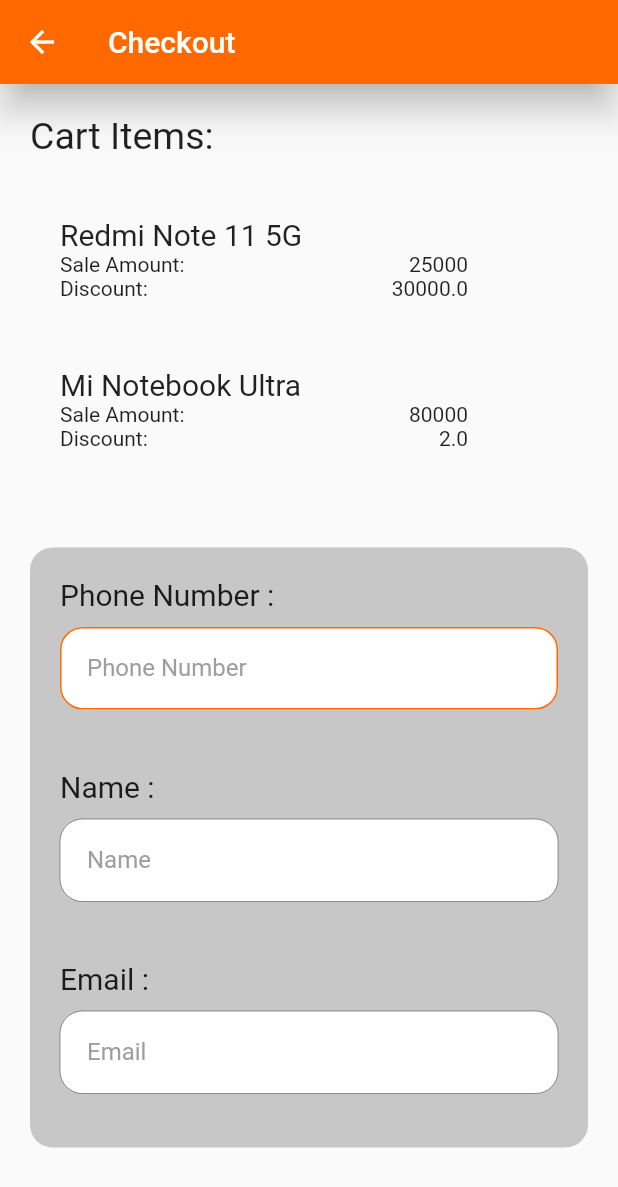
After one commit to ArmanNawaz/MiCrators-MI-Billing-App, a Flutter app: the NewPayment screen opened directly, after a tap on "Checkout : Rs.20000/-", on a phone screen of 412 x 824 dp. The commit adds this screen. Shown: the top 1187 px of the screen. Run offline on Flutter 3.47's test engine with Material 2 defaults, Android fonts, the phone set to English and light mode, and no system bars.

Commit message:
Screens completed

```diff
--- /dev/null
+++ b/lib/screens/checkout.dart
@@ -0,0 +1,16 @@
+import 'package:flutter/material.dart';
+import 'package:mi_crators/constants.dart';
+import 'package:mi_crators/screens/components/checkout_pc.dart';
+import 'package:mi_crators/screens/components/checkout_phone.dart';
+
+class Checkout extends StatelessWidget {
+  const Checkout({Key? key}) : super(key: key);
+
+  @override
+  Widget build(BuildContext context) {
+    Size size = MediaQuery.of(context).size;
+    return Scaffold(
+        appBar: createAppBar(title: "Checkout", backButton: true),
+        body: size.width >= 900 ? const CheckoutPC() : const CheckoutPhone());
+  }
+}
--- /dev/null
+++ b/lib/screens/components/checkout_phone.dart
@@ -0,0 +1,224 @@
+// ignore_for_file: must_be_immutable
+
+import 'package:flutter/material.dart';
+import 'package:mi_crators/constants.dart';
+import 'package:mi_crators/screens/components/checkout_pc.dart';
+
+class CheckoutPhone extends StatelessWidget {
+  const CheckoutPhone({Key? key}) : super(key: key);
+
+  @override
+  Widget build(BuildContext context) {
+    Size size = MediaQuery.of(context).size;
+    return SizedBox(
+      height: size.height,
+      child: ListView(
+        children: [
+          Padding(
+            padding: const EdgeInsets.symmetric(vertical: 20.0, horizontal: 20),
+            child: Column(
+              crossAxisAlignment: CrossAxisAlignment.start,
+              children: [
+                const Text("Cart Items: ", style: TextStyle(fontSize: 25)),
+                Padding(
+                  padding: const EdgeInsets.only(top: 20.0),
+                  child: Container(
+                    // height: 20,
+                    width: size.width - 100,
+                    decoration: BoxDecoration(
+                      // color: const Color(0xffc7c7c7),
+                      borderRadius: BorderRadius.circular(15),
+                    ),
+                    child: Column(
+                      children: [
+                        ItemCard(
+                          itemName: "Redmi Note 11 5G",
+                          saleAmount: 25000,
+                          discount: 30000,
+                        ),
+                        ItemCard(
+                          itemName: "Mi Notebook Ultra",
+                          saleAmount: 80000,
+                          discount: 2,
+                        ),
+                      ],
+                    ),
+                  ),
+                ),
+              ],
+            ),
+          ),
+          Padding(
+            padding: const EdgeInsets.all(20),
+            child: Container(
+              height: 400,
+              decoration: BoxDecoration(
+                color: const Color(0xffc7c7c7),
+                borderRadius: BorderRadius.circular(15),
+              ),
+              child: Column(
+                crossAxisAlignment: CrossAxisAlignment.start,
+                children: [
+                  CustomerCard(
+                    title: "Phone Number",
+                    keyboardType: TextInputType.phone,
+                    enableFields: true,
+                  ),
+                  CustomerCard(
+                    title: "Name",
+                    keyboardType: TextInputType.text,
+                    enableFields: verified,
+                  ),
+                  CustomerCard(
+                    title: "Email",
+                    keyboardType: TextInputType.emailAddress,
+                    enableFields: verified,
+                  ),
+                ],
+              ),
+            ),
+          ),
+          Padding(
+            padding: const EdgeInsets.only(
+                top: 50.0, left: 30, right: 50, bottom: 20),
+            child: Container(
+              decoration: BoxDecoration(
+                color: const Color(0xfff2eeeb),
+                borderRadius: BorderRadius.circular(15),
+              ),
+              child: Column(
+                crossAxisAlignment: CrossAxisAlignment.center,
+                children: [
+                  const Padding(
+                    padding: EdgeInsets.all(20.0),
+                    child: Text(
+                      "Select Payment Method",
+                      style: TextStyle(fontSize: 20),
+                    ),
+                  ),
+                  Column(
+                    crossAxisAlignment: CrossAxisAlignment.center,
+                    mainAxisAlignment: MainAxisAlignment.spaceEvenly,
+                    children: [
+                      CreatePaymentButtons(title: "Cash"),
+                      CreatePaymentButtons(title: "UPI"),
+                      CreatePaymentButtons(title: "Card")
+                    ],
+                  )
+                ],
+              ),
+            ),
+          ),
+          Padding(
+            padding: const EdgeInsets.all(20.0),
+            child: SizedBox(
+              width: size.width / 2,
+              height: 45,
+              child: ElevatedButton(
+                onPressed: () {},
+                style: ElevatedButton.styleFrom(
+                  backgroundColor: primaryColor,
+                  foregroundColor: Colors.black,
+                  elevation: 20.0,
+                  shadowColor: Colors.black,
+                  shape: RoundedRectangleBorder(
+                    borderRadius: BorderRadius.circular(15),
+                  ),
+                  side: const BorderSide(
+                    color: Colors.black,
+                    width: 0.6,
+                  ),
+                ),
+                child: const Text(
+                  "Confirm Payment",
+                  style: TextStyle(color: Colors.white, fontSize: 20),
+                ),
+              ),
+            ),
+          ),
+        ],
+      ),
+    );
+  }
+}
+
+class CustomerCard extends StatelessWidget {
+  CustomerCard({Key? key, this.title, this.keyboardType, this.enableFields})
+      : super(key: key);
+  String? title;
+  TextInputType? keyboardType;
+  bool? enableFields;
+
+  @override
+  Widget build(BuildContext context) {
+    return Padding(
+      padding: const EdgeInsets.all(20),
+      child: Column(
+        crossAxisAlignment: CrossAxisAlignment.start,
+        mainAxisAlignment: MainAxisAlignment.spaceBetween,
+        children: [
+          Text("$title :  ", style: const TextStyle(fontSize: 20)),
+          const SizedBox(height: 10),
+          SizedBox(
+            // width: max(size.width - 250, 200),
+            child: TextField(
+              onChanged: (value) {},
+              keyboardType: keyboardType,
+              enabled: enableFields,
+              decoration: InputDecoration(
+                enabledBorder: OutlineInputBorder(
+                    borderSide: BorderSide(color: primaryColor),
+                    borderRadius: BorderRadius.circular(15)),
+                focusedBorder: const OutlineInputBorder(
+                    borderSide: BorderSide(color: Colors.blue)),
+                labelText: title!,
+                labelStyle: const TextStyle(color: Colors.grey),
+                hintText: 'Enter $title',
+                hintStyle: const TextStyle(color: Colors.grey),
+              ),
+            ),
+          ),
+        ],
+      ),
+    );
+  }
+}
+
+class CreatePaymentButtons extends StatelessWidget {
+  CreatePaymentButtons({Key? key, this.title}) : super(key: key);
+  String? title;
+
+  @override
+  Widget build(BuildContext context) {
+    return Padding(
+      padding:
+          const EdgeInsets.only(top: 20.0, left: 10, right: 10, bottom: 20),
+      child: ElevatedButton(
+        onPressed: () {},
+        style: ElevatedButton.styleFrom(
+          backgroundColor: Colors.white,
+          foregroundColor: Colors.black,
+          elevation: 10.0,
+          shadowColor: Colors.black,
+          shape: RoundedRectangleBorder(
+            borderRadius: BorderRadius.circular(15),
+          ),
+          side: const BorderSide(
+            color: Colors.black,
+            width: 0.6,
+          ),
+        ),
+        child: SizedBox(
+          width: 100,
+          height: 100,
+          child: Center(
+            child: Text(
+              title!,
+              style: const TextStyle(fontSize: 20),
+            ),
+          ),
+        ),
+      ),
+    );
+  }
+}
--- a/lib/screens/components/dashboard_pc.dart
+++ b/lib/screens/components/dashboard_pc.dart
@@ -70,7 +70,7 @@
                           Navigator.push(
                               context,
                               MaterialPageRoute(
-                                  builder: (context) => NewPayment()));
+                                  builder: (context) => const NewPayment()));
                         },
                         style: ElevatedButton.styleFrom(
                           backgroundColor: primaryColor,
--- a/lib/screens/components/new_payment_pc.dart
+++ b/lib/screens/components/new_payment_pc.dart
@@ -1,9 +1,8 @@
 import 'dart:math';
 
 import 'package:flutter/material.dart';
-
-import '../../constants.dart';
-import '../new_payment.dart';
+import 'package:mi_crators/constants.dart';
+import 'package:mi_crators/screens/new_payment.dart';
 
 class NewPaymentPc extends StatelessWidget {
   const NewPaymentPc({Key? key}) : super(key: key);
@@ -136,7 +135,7 @@
                         width: size.height - 350,
                         child: const Center(
                           child: Text(
-                            "Payment",
+                            "Add to Cart",
                             style: TextStyle(color: Colors.white, fontSize: 20),
                           ),
                         ),
--- a/lib/screens/components/new_payment_phone.dart
+++ b/lib/screens/components/new_payment_phone.dart
@@ -1,9 +1,8 @@
 import 'dart:math';
 
 import 'package:flutter/material.dart';
-
-import '../../constants.dart';
-import '../new_payment.dart';
+import 'package:mi_crators/constants.dart';
+import 'package:mi_crators/screens/new_payment.dart';
 
 class NewPaymentPhone extends StatelessWidget {
   const NewPaymentPhone({Key? key}) : super(key: key);
@@ -128,7 +127,7 @@
                       width: size.height - 350,
                       child: const Center(
                         child: Text(
-                          "Payment",
+                          "Add to Cart",
                           style: TextStyle(color: Colors.white, fontSize: 20),
                         ),
                       ),
--- a/lib/screens/new_payment.dart
+++ b/lib/screens/new_payment.dart
@@ -1,8 +1,8 @@
 import 'package:flutter/material.dart';
 import 'package:mi_crators/constants.dart';
+import 'package:mi_crators/screens/checkout.dart';
+import 'package:mi_crators/screens/components/new_payment_pc.dart';
 import 'package:mi_crators/screens/components/new_payment_phone.dart';
-
-import 'components/new_payment_pc.dart';
 
 late Size size;
 late bool? isPc;
@@ -15,8 +15,11 @@
     size = MediaQuery.of(context).size;
     isPc = size.width > 900;
     return Scaffold(
+        floatingActionButton: const CreateFloatingButton(),
+        floatingActionButtonLocation:
+            FloatingActionButtonLocation.miniStartDocked,
         appBar: createAppBar(title: "New Payment", backButton: true),
-        body: isPc! ? NewPaymentPc() : NewPaymentPhone());
+        body: isPc! ? const NewPaymentPc() : const NewPaymentPhone());
   }
 }
 
@@ -31,7 +34,7 @@
   @override
   Widget build(BuildContext context) {
     return Padding(
-      padding: EdgeInsets.only(top: 20.0, left: 30),
+      padding: const EdgeInsets.only(top: 20.0, left: 30),
       child: GestureDetector(
         onTap: () {},
         child: Container(
@@ -89,3 +92,26 @@
     );
   }
 }
+
+class CreateFloatingButton extends StatelessWidget {
+  const CreateFloatingButton({Key? key}) : super(key: key);
+
+  @override
+  Widget build(BuildContext context) {
+    return SizedBox(
+      height: 50,
+      width: isPc! ? size.width / 2 : size.width - 20,
+      child: FloatingActionButton(
+        onPressed: () {
+          Navigator.push(context,
+              MaterialPageRoute(builder: (context) => const Checkout()));
+        },
+        elevation: 20,
+        backgroundColor: primaryColor,
+        shape: RoundedRectangleBorder(borderRadius: BorderRadius.circular(10)),
+        child:
+            const Text("Checkout : Rs.20000/-", style: TextStyle(fontSize: 20)),
+      ),
+    );
+  }
+}
```
Also changed, not shown: lib/screens/components/checkout_pc.dart (added, +284 -0 lines), lib/screens/dashboard.dart (+5 -4 lines).
